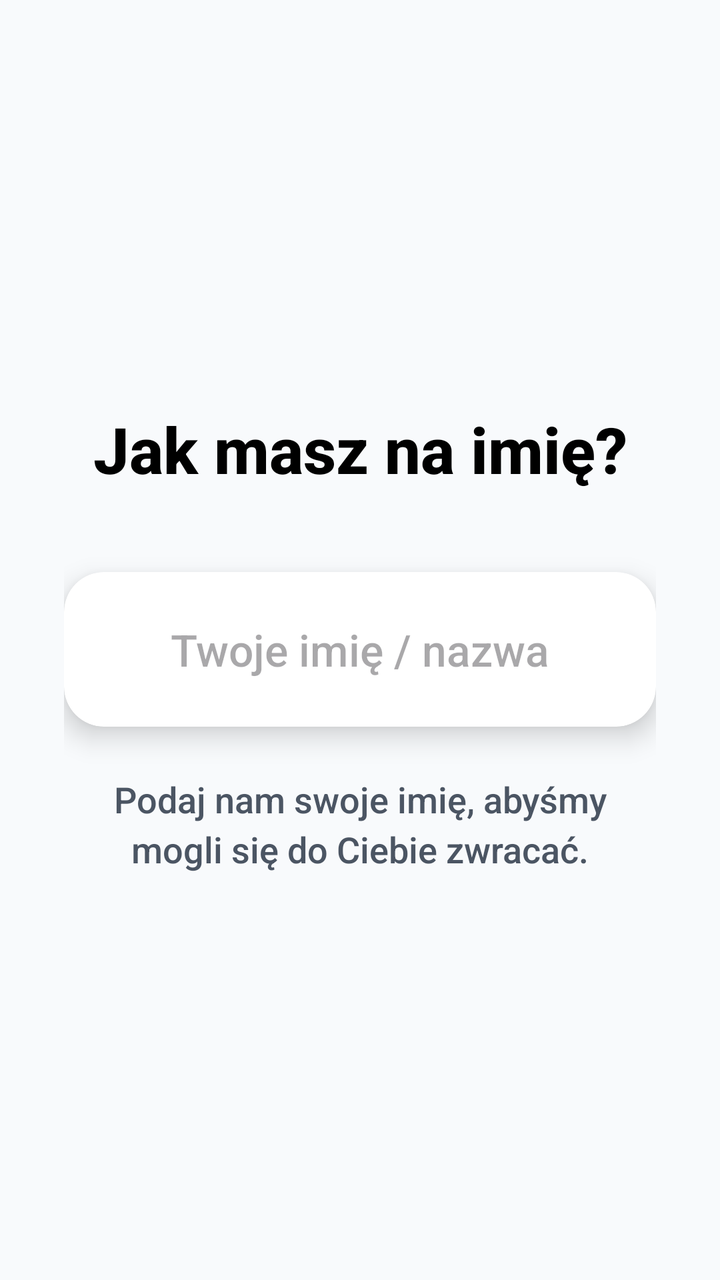
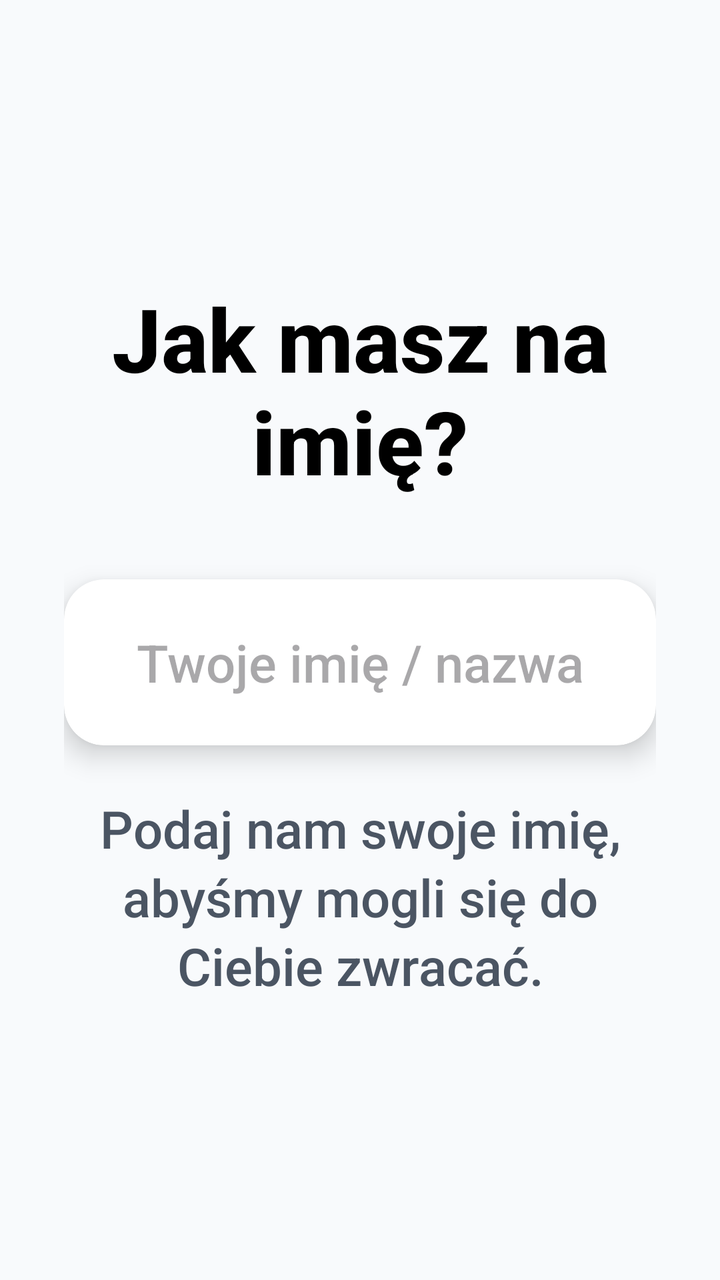

Compare the two renders of this Android layout. The source of the first and the diff that turns it into the second are given below.
<!-- AndroidManifest.xml: application theme Theme.Fitnessapp -->
<!-- res/layout/item_onboarding_step1.xml -->
<?xml version="1.0" encoding="utf-8"?>
<ScrollView xmlns:android="http://schemas.android.com/apk/res/android"
    xmlns:app="http://schemas.android.com/apk/res-auto"
    android:layout_width="match_parent"
    android:layout_height="match_parent"
    android:fillViewport="true">

    <LinearLayout
        android:layout_width="match_parent"
        android:layout_height="wrap_content"
        android:gravity="center"
        android:orientation="vertical"
        android:padding="32dp">

        <TextView
            android:id="@+id/step_title"
            android:layout_width="match_parent"
            android:layout_height="wrap_content"
            android:layout_marginBottom="40dp"
            android:gravity="center"
            android:text="Jak masz na imię?"
            android:textColor="@color/black"
            android:textSize="32sp"
            android:textStyle="bold" />

        <androidx.cardview.widget.CardView
            android:layout_width="match_parent"
            android:layout_height="wrap_content"
            android:layout_marginBottom="24dp"
            app:cardCornerRadius="20dp"
            app:cardElevation="8dp">

            <EditText
                android:id="@+id/et_name"
                android:layout_width="match_parent"
                android:layout_height="wrap_content"
                android:background="@android:color/transparent"
                android:gravity="center"
                android:hint="@string/onboarding_name_hint"
                android:inputType="textPersonName"
                android:padding="24dp"
                android:textColor="@color/black"
                android:textSize="22sp" />

        </androidx.cardview.widget.CardView>

        <TextView
            android:id="@+id/step_desc"
            android:layout_width="match_parent"
            android:layout_height="wrap_content"
            android:gravity="center"
            android:text="@string/onboarding_step_1_desc"
            android:textColor="@color/gray_text"
            android:textSize="18sp"
            android:lineSpacingExtra="4dp" />

    </LinearLayout>
</ScrollView>
<!-- resources referenced by this layout -->
<resources>
  <color name="black">#FF000000</color>
  <color name="gray_text">#4B5563</color>
  <string name="onboarding_name_hint">Twoje imię / nazwa</string>
  <string name="onboarding_step_1_desc">Podaj nam swoje imię, abyśmy mogli się do Ciebie zwracać.</string>
  <style name="Theme.Fitnessapp" parent="Base.Theme.Fitnessapp" />
  <style name="Base.Theme.Fitnessapp" parent="Theme.Material3.Light.NoActionBar">
          
          <item name="android:fontFamily">sans-serif-medium</item>
          <item name="android:textAllCaps">false</item>
          <item name="android:textColor">#0F172A</item>
          <item name="android:windowBackground">#F8FAFC</item>
      </style>
</resources>

<!-- the commit's change to res/layout/item_onboarding_step1.xml (unified diff, before → after) -->
@@ -20,7 +20,7 @@
             android:gravity="center"
             android:text="Jak masz na imię?"
             android:textColor="@color/black"
-            android:textSize="32sp"
+            android:textSize="44sp"
             android:textStyle="bold" />
 
         <androidx.cardview.widget.CardView
@@ -40,7 +40,7 @@
                 android:inputType="textPersonName"
                 android:padding="24dp"
                 android:textColor="@color/black"
-                android:textSize="22sp" />
+                android:textSize="26sp" />
 
         </androidx.cardview.widget.CardView>
 
@@ -51,7 +51,7 @@
             android:gravity="center"
             android:text="@string/onboarding_step_1_desc"
             android:textColor="@color/gray_text"
-            android:textSize="18sp"
+            android:textSize="26sp"
             android:lineSpacingExtra="4dp" />
 
     </LinearLayout>
